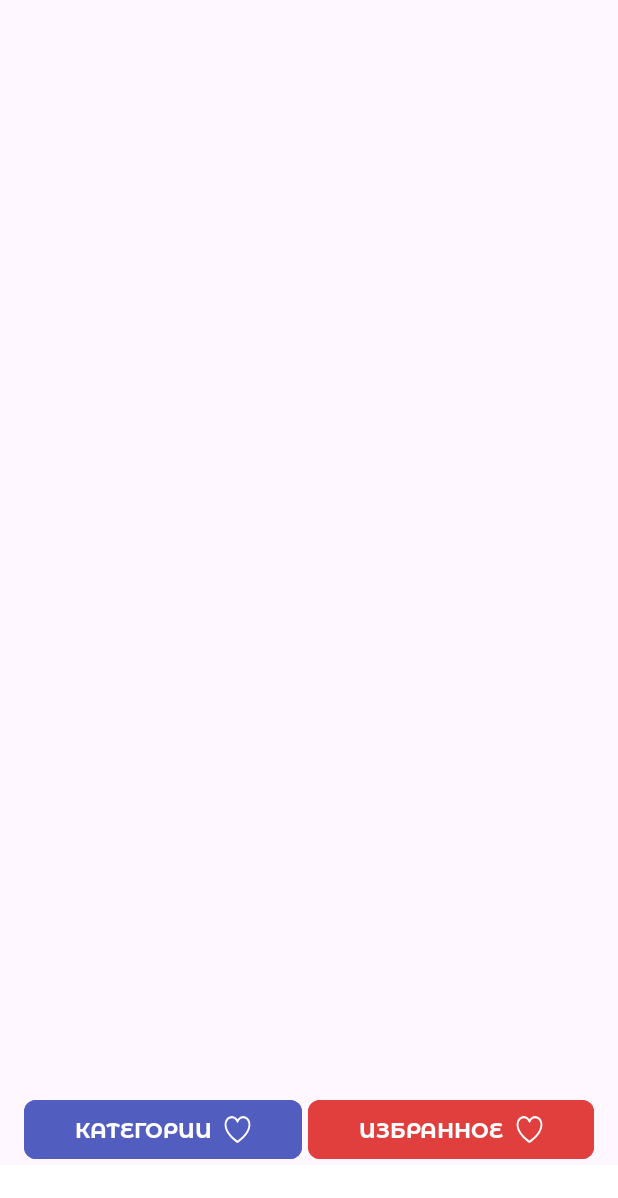
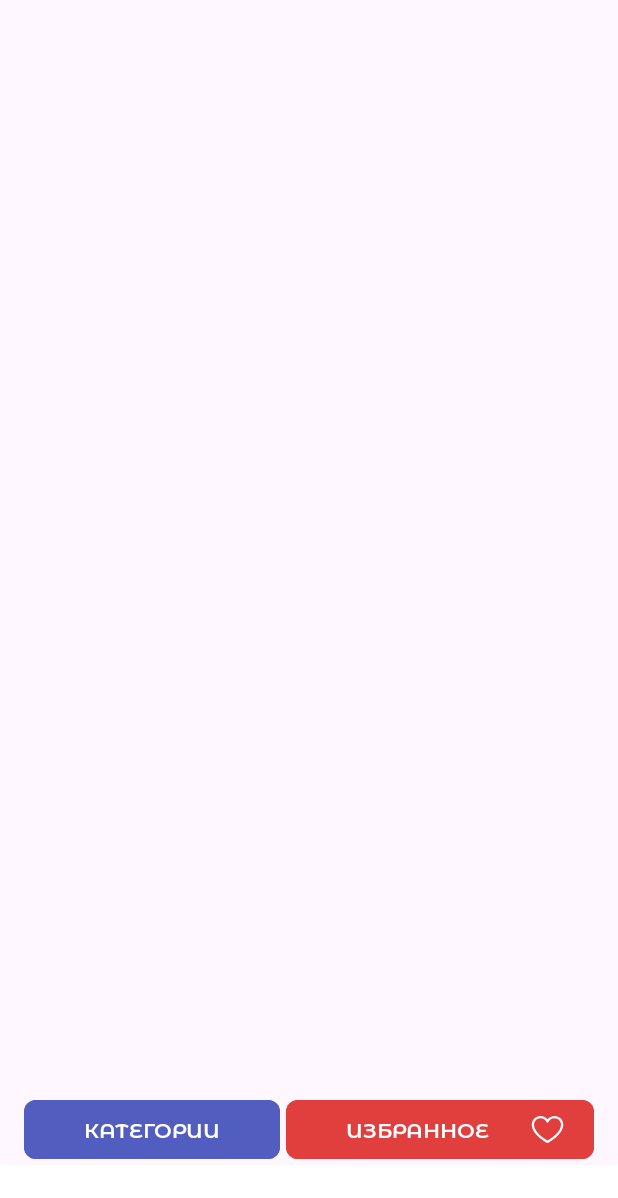
Before and after one commit to NurGuru/RecipesApp, an Android app: the layout activity_main.xml on its own in the app's theme, with its tools: preview values and no code run, on a phone screen of 412 x 824 dp. Shown: the top 1198 px of the screen. Run offline under Robolectric (Android 15) with nearby library versions, the phone set to English and light mode, and no system bars.

Commit message:
Ra-03 changing in buttons

```diff
--- a/app/src/main/res/layout/activity_main.xml
+++ b/app/src/main/res/layout/activity_main.xml
@@ -29,6 +29,7 @@
             android:layout_marginStart="2dp"
             android:layout_weight="2"
             android:backgroundTint="@color/redFavorite"
+            android:drawableEnd="@drawable/ic_heart"
             android:text="@string/button_favorite" />
 
     </LinearLayout>
@@ -37,9 +38,9 @@
         android:id="@+id/linearLayout"
         android:layout_width="match_parent"
         android:layout_height="47dp"
+        android:background="@color/white"
         android:orientation="horizontal"
-        app:layout_constraintBottom_toBottomOf="parent"
-        android:background="@color/white">
+        app:layout_constraintBottom_toBottomOf="parent">
 
     </LinearLayout>
 
--- a/app/src/main/res/values/styles.xml
+++ b/app/src/main/res/values/styles.xml
@@ -2,7 +2,7 @@
 <resources>
     <style name="StyleTitle14" parent="TextAppearance.AppCompat">
         <item name="android:textSize">14sp</item>
-        <item name="android:fontFamily">@font/montserratalternates_bold</item>
+        <item name="android:fontFamily">@font/montserratalternates_semibold</item>
         <item name="android:textAllCaps">true</item>
         <item name="android:textColor">@color/white</item>
     </style>
@@ -12,7 +12,5 @@
         <item name="android:paddingVertical">10dp</item>
         <item name="android:paddingHorizontal">20dp</item>
         <item name="cornerRadius">8dp</item>
-        <item name="icon">@drawable/ic_heart</item>
-        <item name="iconGravity">textEnd</item>
     </style>
 </resources>
```
Also changed, not shown: app/src/main/res/font/montserratalternates_semibold.ttf (added).
